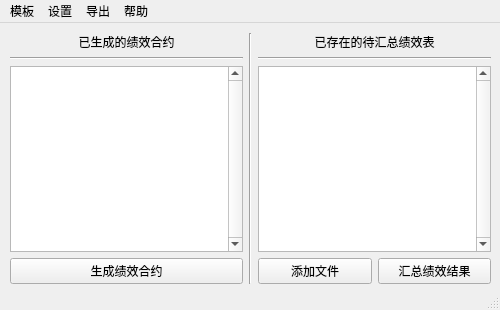
Qt form ui/mainwin.ui (Ciciy-l/Performance_Tool) before a commit.
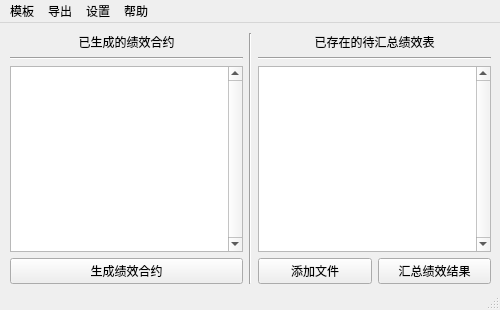
The same form after that commit.

What changed in the file:
```diff
--- a/ui/mainwin.ui
+++ b/ui/mainwin.ui
@@ -187,8 +187,8 @@
     <addaction name="action_3"/>
    </widget>
    <addaction name="menu"/>
-   <addaction name="menu_2"/>
    <addaction name="menu_3"/>
+   <addaction name="menu_2"/>
    <addaction name="menu_4"/>
   </widget>
   <widget class="QStatusBar" name="statusbar"/>
```
Left out of the diff: 12 changed lines with no effect on the pictures.
